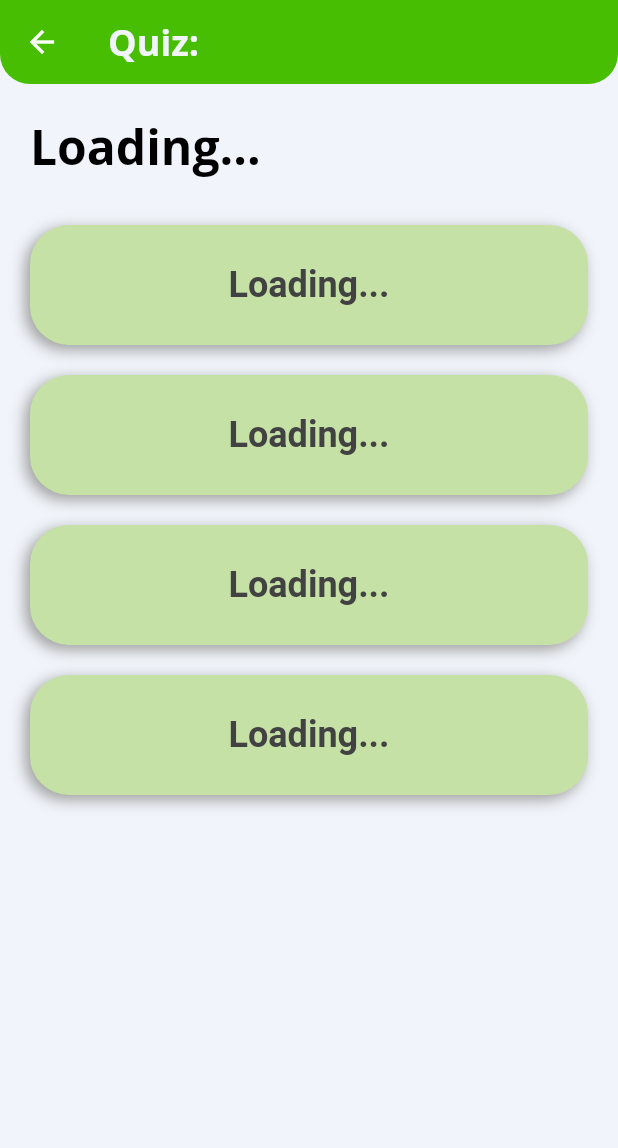
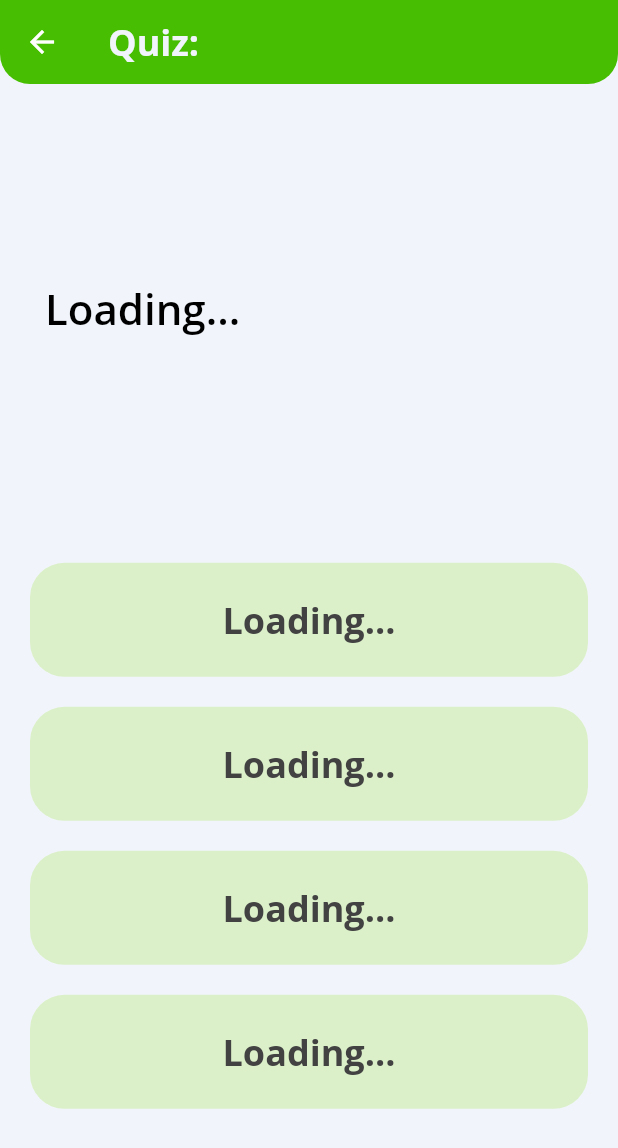
Before and after one commit to CMSC-129B-Projects/Hachingu, a Flutter app: the QuizScreen screen opened directly with empty values, on a phone screen of 412 x 824 dp. Shown: the top 1148 px of the screen. Run offline on Flutter 3.47's test engine with Material 2 defaults, Android fonts, the phone set to English and light mode, and no system bars; our stand-ins replace flutter_local_notifications, flutter_markdown, fluttertoast, image_picker, logger and 2 more; missing offline and left inert: dart:ffi, mailer, painter, tflite_flutter, tflite_flutter_helper; accounts and stored records are empty; Roboto replaces fonts that are missing (OpenSans); project files that could hold a hidden picture were left out.

Commit message:
improved quiz screen

```diff
--- a/lib/Screens/QuizScreen.dart
+++ b/lib/Screens/QuizScreen.dart
@@ -79,23 +79,38 @@ class _QuizScreenState extends State<QuizScreen> {
                   bottomLeft: Radius.circular(20),
                   bottomRight: Radius.circular(20))),
         ),
-        body: ListView(padding: EdgeInsets.all(20), children: <Widget>[
-          Container(
+        body: Padding(
+          padding: const EdgeInsets.symmetric(horizontal: 20, vertical: 10),
+          child: Flex(direction: Axis.vertical, children: <Widget>[
+            Expanded(
+              flex: 4,
+              child: Container(
+                  // height: ,
                   alignment: Alignment.centerLeft,
+                  padding: EdgeInsets.symmetric(vertical: 30, horizontal: 10),
                   margin: EdgeInsets.only(bottom: 20),
                   child: Text(
                     _items[indx]["question"].toString(),
                     style: TextStyle(
                         fontFamily: 'Open Sans',
                         color: Theme.of(context).primaryColor,
-                    fontSize: 32,
-                    fontWeight: FontWeight.bold),
+                        fontSize: 28,
+                        fontWeight: FontWeight.w600),
                   )),
+            ),
+            Expanded(
+              flex: 6,
+              child: Column(
+                children: [
                   QuizCard(_items[indx]["choices"][0].toString(), handleClick),
                   QuizCard(_items[indx]["choices"][1].toString(), handleClick),
                   QuizCard(_items[indx]["choices"][2].toString(), handleClick),
                   QuizCard(_items[indx]["choices"][3].toString(), handleClick)
-        ]));
+                ],
+              ),
+            )
+          ]),
+        ));
   }
 }
 
@@ -106,18 +121,18 @@ class QuizCard extends StatelessWidget {
   const QuizCard(this.description, this.hClick);
   @override
   Widget build(BuildContext context) {
-
     return Container(
-      height: 80,
+      height: 76,
       margin: const EdgeInsets.symmetric(vertical: 10),
       child: Material(
           color: Colors.transparent,
+          elevation: 0,
           child: InkWell(
               onTap: () {
                 hClick(description);
               },
               customBorder: RoundedRectangleBorder(
-                borderRadius: BorderRadius.circular(26),
+                borderRadius: BorderRadius.circular(22),
               ),
               highlightColor: Color(0xff47be02).withOpacity(0.6),
               splashColor: Color(0xff47be02),
@@ -127,18 +142,18 @@ class QuizCard extends StatelessWidget {
                     textAlign: TextAlign.center,
                     softWrap: true,
                     style: TextStyle(
-                        fontFamily: 'OpenSans',
+                        fontFamily: 'Open Sans',
                         color: Color(0xFF424242),
                         fontSize: 24,
                         fontWeight: FontWeight.bold)),
               ))),
       decoration: BoxDecoration(
-        color: Color(0xFFC5E1A5),
-        boxShadow: [
-          BoxShadow(
-              blurRadius: 8.0, offset: Offset(-3.0, 3.0), color: Colors.grey),
-        ],
-        borderRadius: BorderRadius.all(Radius.circular(26)),
+        color: Color(0xFFDBF0C8),
+        // boxShadow: [
+        //   BoxShadow(
+        //       blurRadius: 8.0, offset: Offset(-3.0, 3.0), color: Colors.grey),
+        // ],
+        borderRadius: BorderRadius.all(Radius.circular(23)),
       ),
     );
   }
```
Lines whose indentation alone changed are shown as unchanged.
